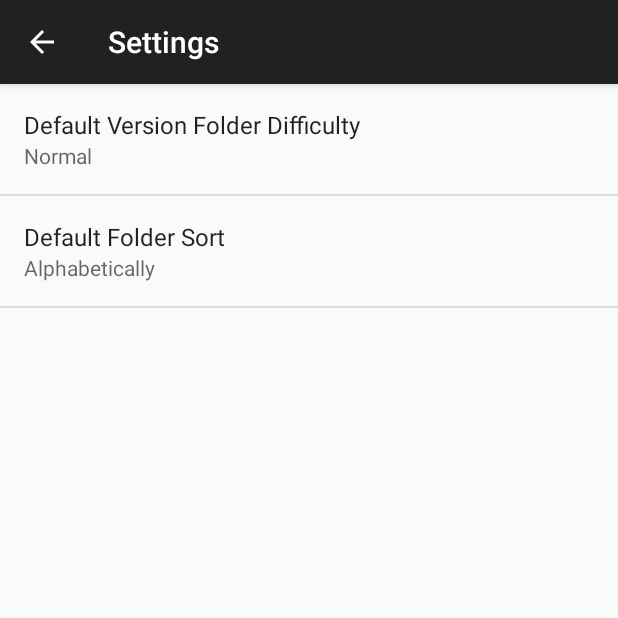
After one commit to hillj35/iidxClearTracker, an Android app: the SettingsActivity screen opened directly, with no data from a screen before it, on a phone screen of 412 x 824 dp, the top half of it. The commit adds this screen. Run offline under Robolectric (Android 15) with nearby library versions, the phone set to English and light mode, and no system bars.

Commit message:
Settings + ActionBar fixes
Added settings page and updated the actionbar to hold search, add list, stats, and settings

```diff
--- a/app/build.gradle
+++ b/app/build.gradle
@@ -10,6 +10,7 @@ android {
         versionCode 1
         versionName "1.0"
         testInstrumentationRunner "android.support.test.runner.AndroidJUnitRunner"
+        vectorDrawables.useSupportLibrary = true
     }
     buildTypes {
         release {
@@ -28,5 +29,6 @@ dependencies {
     compile 'com.android.support.constraint:constraint-layout:1.0.2'
     compile 'com.android.support:design:25.2.0'
     compile 'com.android.support:support-v4:25.2.0'
+    compile 'com.android.support:support-vector-drawable:25.2.0'
     testCompile 'junit:junit:4.12'
 }
--- a/app/src/main/AndroidManifest.xml
+++ b/app/src/main/AndroidManifest.xml
@@ -27,6 +27,7 @@
         <activity android:name=".GoalActivity" />
         <activity android:name=".AddToGoalActivity" />
         <activity android:name=".ProfileActivity" />
+        <activity android:name=".SettingsActivity"></activity>
     </application>
 
 </manifest>
--- a/app/src/main/java/com/example/jordan/assignment1/FolderActivity.java
+++ b/app/src/main/java/com/example/jordan/assignment1/FolderActivity.java
@@ -1,8 +1,10 @@
 package com.example.jordan.assignment1;
 
+import android.content.SharedPreferences;
 import android.database.Cursor;
 import android.graphics.Point;
 import android.net.Uri;
+import android.preference.PreferenceManager;
 import android.support.design.widget.TabLayout;
 import android.support.v4.view.ViewPager;
 import android.support.v7.app.ActionBar;
@@ -42,6 +44,10 @@ public class FolderActivity extends AppCompatActivity implements SongFragment.On
         if (type == 0) {
             ViewPager viewPager = (ViewPager) findViewById(R.id.viewpager);
             viewPager.setAdapter(new iidxFragmentPagerAdapter(getSupportFragmentManager(), FolderActivity.this, search, type));
+            //get preference
+            SharedPreferences sp = PreferenceManager.getDefaultSharedPreferences(this);
+            int defaultDifficulty = Integer.parseInt(sp.getString("default_difficulty", "0"));
+            viewPager.setCurrentItem(defaultDifficulty);
 
             TabLayout tabLayout = (TabLayout) findViewById(R.id.sliding_tabs);
             tabLayout.setupWithViewPager(viewPager);
--- a/app/src/main/java/com/example/jordan/assignment1/NewGoalDialogFragment.java
+++ b/app/src/main/java/com/example/jordan/assignment1/NewGoalDialogFragment.java
@@ -28,8 +28,7 @@ public class NewGoalDialogFragment extends DialogFragment {
                 .setPositiveButton("OK", new DialogInterface.OnClickListener() {
                     public void onClick(DialogInterface dialog, int id) {
                         databaseHelper.addList(et.getText().toString());
-                        Spinner spinner = (Spinner)getActivity().findViewById(R.id.spn_goalList);
-                        databaseHelper.updateListSpinner(spinner, getActivity());
+                        ((HomeActivity)getActivity()).updateGoalList();
                     }
                 })
                 .setNegativeButton("Cancel", new DialogInterface.OnClickListener() {
--- /dev/null
+++ b/app/src/main/java/com/example/jordan/assignment1/SettingsActivity.java
@@ -0,0 +1,79 @@
+package com.example.jordan.assignment1;
+
+import android.content.SharedPreferences;
+import android.preference.ListPreference;
+import android.preference.Preference;
+import android.preference.PreferenceActivity;
+import android.preference.PreferenceFragment;
+import android.support.v7.app.ActionBar;
+import android.support.v7.app.AppCompatActivity;
+import android.os.Bundle;
+import android.view.MenuItem;
+
+public class SettingsActivity extends AppCompatActivity {
+
+    @Override
+    protected void onCreate(Bundle savedInstanceState) {
+        super.onCreate(savedInstanceState);
+        setContentView(R.layout.activity_settings);
+        getFragmentManager().beginTransaction().replace(android.R.id.content, new PrefsFragment()).commit();
+        ActionBar ab = getSupportActionBar();
+        ab.setDisplayHomeAsUpEnabled(true);
+        ab.setTitle("Settings");
+    }
+
+    @Override
+    public boolean onOptionsItemSelected(MenuItem item) {
+        int id = item.getItemId();
+
+        if (id == android.R.id.home) {
+            onBackPressed();  return true;
+        }
+
+        return super.onOptionsItemSelected(item);
+    }
+
+    public static class PrefsFragment extends PreferenceFragment implements SharedPreferences.OnSharedPreferenceChangeListener{
+        @Override
+        public void onCreate(Bundle savedInstanceState) {
+            super.onCreate(savedInstanceState);
+
+            addPreferencesFromResource(R.xml.pref_general);
+
+            ListPreference difficultyPref = (ListPreference)findPreference("default_difficulty");
+            difficultyPref.setSummary(difficultyPref.getEntry());
+
+            ListPreference sortPref = (ListPreference)findPreference("default_sort");
+            sortPref.setSummary(sortPref.getEntry());
+        }
+
+        @Override
+        public void onResume() {
+            super.onResume();
+            // Set up a listener whenever a key changes
+            getPreferenceScreen().getSharedPreferences().registerOnSharedPreferenceChangeListener(this);
+        }
+
+        @Override
+        public void onPause() {
+            super.onPause();
+            // Set up a listener whenever a key changes
+            getPreferenceScreen().getSharedPreferences().unregisterOnSharedPreferenceChangeListener(this);
+        }
+
+        @Override
+        public void onSharedPreferenceChanged(SharedPreferences sharedPreferences, String key) {
+            if (key.equals("default_difficulty")) {
+                ListPreference difficultyPref = (ListPreference)findPreference(key);
+                difficultyPref.setSummary(difficultyPref.getEntry());
+            }
+
+            else if (key.equals("default_sort")) {
+                ListPreference sortPref = (ListPreference)findPreference("default_sort");
+                sortPref.setSummary(sortPref.getEntry());
+            }
+
+        }
+
+    }
+}
--- /dev/null
+++ b/app/src/main/res/layout/activity_settings.xml
@@ -0,0 +1,9 @@
+<?xml version="1.0" encoding="utf-8"?>
+<android.support.constraint.ConstraintLayout xmlns:android="http://schemas.android.com/apk/res/android"
+    xmlns:app="http://schemas.android.com/apk/res-auto"
+    xmlns:tools="http://schemas.android.com/tools"
+    android:layout_width="match_parent"
+    android:layout_height="match_parent"
+    tools:context="com.example.jordan.assignment1.SettingsActivity">
+
+</android.support.constraint.ConstraintLayout>
--- a/app/src/main/res/values/strings.xml
+++ b/app/src/main/res/values/strings.xml
@@ -1008,9 +1008,6 @@
         completions."
     </string>
 
-    <!-- TODO: Remove or change this placeholder text -->
-    <string name="hello_blank_fragment">Hello blank fragment</string>
-
     <string name="title_activity_opening">opening</string>
     <string name="dummy_button">Dummy Button</string>
     <string name="dummy_content">DUMMY\nCONTENT</string>
@@ -1018,4 +1015,34 @@
     <string name="title_activity_goal">GoalActivity</string>
     <string name="title_activity_add_list">AddListActivity</string>
     <string name="title_activity_list">ListActivity</string>
+    <string name="title_activity_settings">Settings</string>
+
+    <string name="defualt_difficulty_name">Default Version Folder Difficulty</string>
+
+    <string-array name="defualt_difficulty">
+        <item>Normal</item>
+        <item>Hyper</item>
+        <item>Another</item>
+    </string-array>
+
+    <string name="defualt_sort_name">Default Folder Sort</string>
+
+    <string-array name="defualt_sort">
+        <item>Alphabetically</item>
+        <item>Level</item>
+        <item>Clear</item>
+        <item>Version</item>
+    </string-array>
+
+    <string-array name="default_difficulty_values">
+        <item>0</item>
+        <item>1</item>
+        <item>2</item>
+    </string-array>
+    <string-array name="defualt_sort_values">
+        <item>0</item>
+        <item>1</item>
+        <item>2</item>
+        <item>3</item>
+    </string-array>
 </resources>
--- /dev/null
+++ b/app/src/main/res/xml/pref_general.xml
@@ -0,0 +1,23 @@
+<PreferenceScreen xmlns:android="http://schemas.android.com/apk/res/android">
+    <!-- NOTE: Hide buttons to simplify the UI. Users can touch outside the dialog to
+         dismiss it. -->
+    <!-- NOTE: ListPreference's summary should be set to its value by the activity code. -->
+    <ListPreference
+        android:defaultValue="0"
+        android:entries="@array/defualt_difficulty"
+        android:entryValues="@array/default_difficulty_values"
+        android:key="default_difficulty"
+        android:negativeButtonText="@null"
+        android:positiveButtonText="@null"
+        android:title="@string/defualt_difficulty_name" />
+
+    <ListPreference
+        android:defaultValue="0"
+        android:entries="@array/defualt_sort"
+        android:entryValues="@array/defualt_sort_values"
+        android:key="default_sort"
+        android:negativeButtonText="@null"
+        android:positiveButtonText="@null"
+        android:title="@string/defualt_sort_name" />
+
+</PreferenceScreen>
```
Also changed, not shown: app/src/main/java/com/example/jordan/assignment1/HomeActivity.java (+43 -11 lines), app/src/main/java/com/example/jordan/assignment1/HomeFragment.java (+14 -4 lines), app/src/main/java/com/example/jordan/assignment1/homeFragmentPagerAdapter.java (+14 -0 lines), app/src/main/res/drawable/ic_info_black_24dp.xml (added, +9 -0 lines), app/src/main/res/drawable/ic_notifications_black_24dp.xml (added, +9 -0 lines), app/src/main/res/drawable/ic_sync_black_24dp.xml (added, +9 -0 lines), app/src/main/res/menu/home_action_bar_layout.xml (+13 -3 lines).
